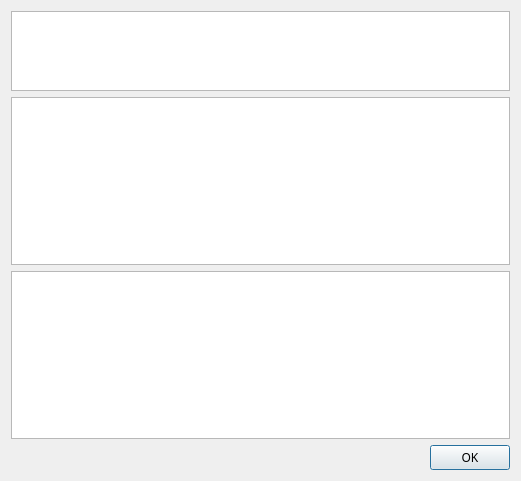
Old version of the form ui/encode.ui in the repository yunowo/data-structure.
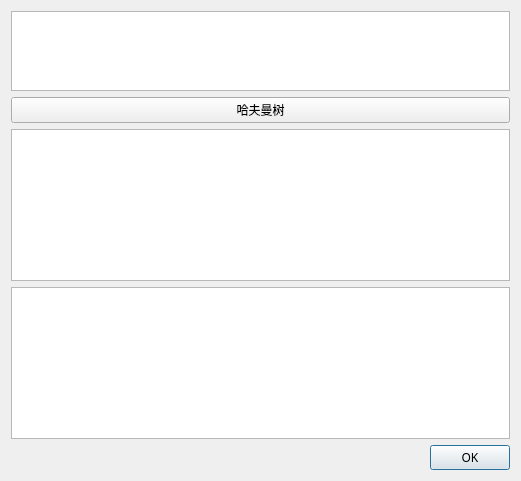
New version of the form.

```diff
--- a/ui/encode.ui
+++ b/ui/encode.ui
@@ -38,6 +38,18 @@
        </attribute>
       </widget>
      </item>
+     <item>
+      <widget class="QPushButton" name="button_graph">
+       <property name="font">
+        <font>
+         <family>微软雅黑</family>
+        </font>
+       </property>
+       <property name="text">
+        <string>哈夫曼树</string>
+       </property>
+      </widget>
+     </item>
      <item>
       <widget class="QTextBrowser" name="encoded">
        <property name="font">
```
Left out of the diff: 3 changed lines with no effect on the pictures.
